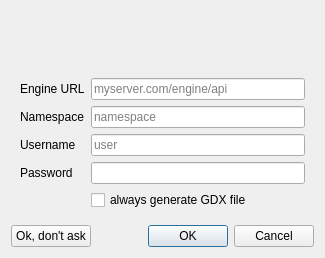
The window that src/engine/enginestartdialog.ui (GAMS-dev/studio) describes before a commit, drawn with Qt 5.
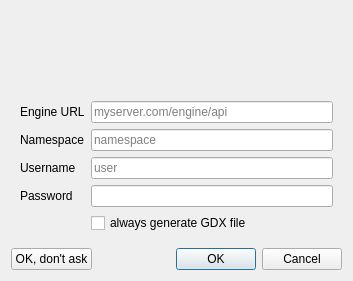
The same window after the commit. Icons and pictures are not drawn.

Commit message: dialog wider, removed "v" from versions, shifted server-warning to warn-text

The edit to the form file:
```diff
--- a/src/engine/enginestartdialog.ui
+++ b/src/engine/enginestartdialog.ui
@@ -9,8 +9,8 @@
    <rect>
     <x>0</x>
     <y>0</y>
-    <width>325</width>
-    <height>258</height>
+    <width>353</width>
+    <height>281</height>
    </rect>
   </property>
   <property name="sizePolicy">
@@ -213,7 +213,7 @@
          <string>&lt;html style=&quot;white-space: nowrap;&quot;&gt;&lt;head/&gt;&lt;body&gt;&lt;p&gt;Use this credentials for the current Studio session&lt;/p&gt;&lt;p&gt;(To show this dialog, Studio needs to be restarted)&lt;/p&gt;&lt;/body&gt;&lt;/html&gt;</string>
         </property>
         <property name="text">
-         <string>Ok, don't ask</string>
+         <string>OK, don't ask</string>
         </property>
        </widget>
       </item>
```
The commit also changes 1 other file.
